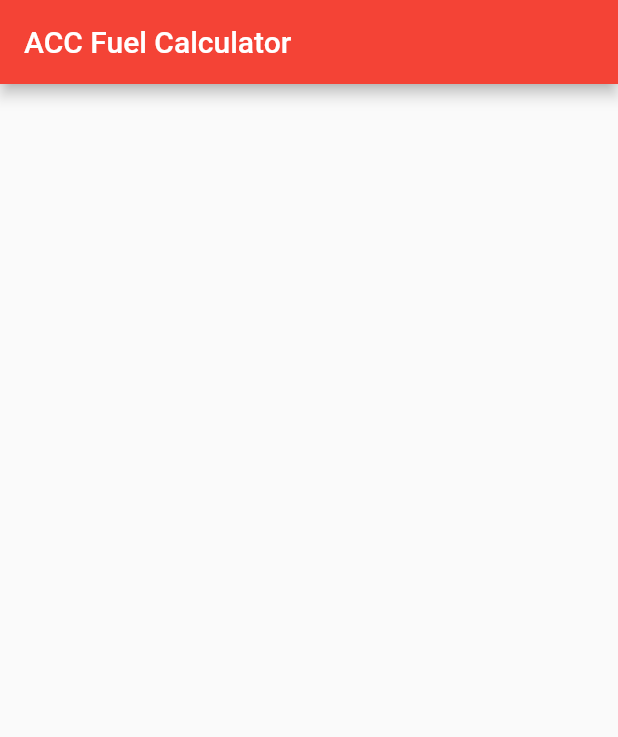
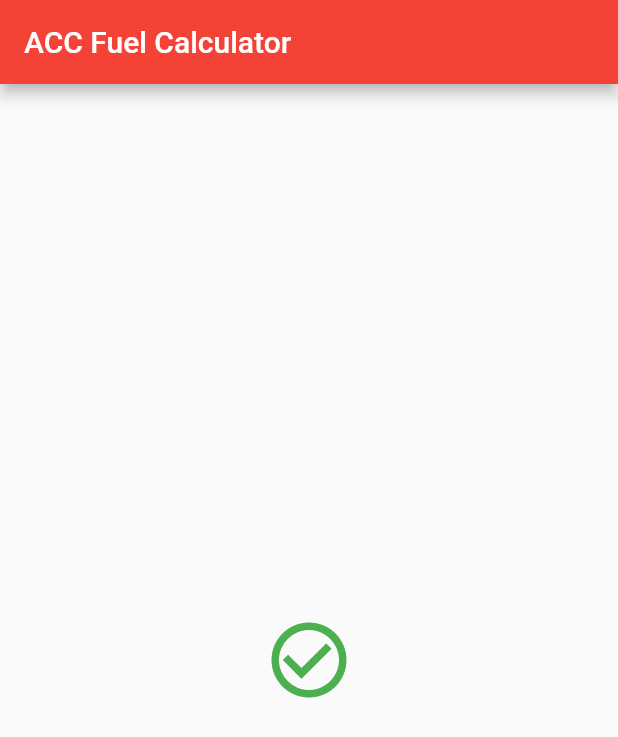
Before and after one commit to IntuitionLabsDevelopment/acc_fuel_app_flutter, a Flutter app: the screen it shows after launch, on a phone screen of 412 x 824 dp. Shown: the top 737 px of the screen. Run offline on Flutter 3.47's test engine with Material 2 defaults, Android fonts, the phone set to English and light mode, and no system bars; our stand-ins replace shared_preferences.

Commit message:
Check for migration FutureBuilder

```diff
--- a/lib/main.dart
+++ b/lib/main.dart
@@ -31,26 +31,59 @@ class MyHomePage extends StatefulWidget {
 
 class _MyHomePageState extends State<MyHomePage> {
   @override
-  void initState() {
-    Future.delayed(Duration.zero, () async {
-      /* CHECK FOR MIGRATION ON APP LOAD */
-      /* TODO: FUTUREBUILDER FOR MIGRATED */
-      bool migrated = await checkForMigration();
-    });
-    super.initState();
-  }
-
-  @override
   Widget build(BuildContext context) {
     return Scaffold(
         appBar: AppBar(
           title: Text(widget.title),
         ),
-        body: Center(
-          child: Column(
-            mainAxisAlignment: MainAxisAlignment.center,
-            children: <Widget>[],
-          ),
-        ));
+        body: FutureBuilder<bool>(
+            future:
+                checkForMigration(), // a previously-obtained Future<String> or null
+            builder: (BuildContext context, AsyncSnapshot<bool> snapshot) {
+              List<Widget> children;
+              if (snapshot.hasData) {
+                /* IF SNAPSHOT.DATA THEN LAUNCH CALC WITH DIALOG
+                  ELSE JUST LAUNCH CALCULATOR SCREEN
+                 */
+                bool result = snapshot.data as bool;
+                children = <Widget>[
+                  Icon(
+                    Icons.check_circle_outline,
+                    color: result ? Colors.green : Colors.red,
+                    size: 60,
+                  )
+                ];
+              } else if (snapshot.hasError) {
+                children = <Widget>[
+                  const Icon(
+                    Icons.error_outline,
+                    color: Colors.red,
+                    size: 60,
+                  ),
+                  Padding(
+                    padding: const EdgeInsets.only(top: 16),
+                    child: Text('Error: ${snapshot.error}'),
+                  )
+                ];
+              } else {
+                /* CHECKING FOR MIGRATION */
+                children = const <Widget>[
+                  SizedBox(
+                    child: CircularProgressIndicator(
+                      color: Colors.red,
+                    ),
+                    width: 60,
+                    height: 60,
+                  )
+                ];
+              }
+              return Center(
+                child: Column(
+                  mainAxisAlignment: MainAxisAlignment.center,
+                  crossAxisAlignment: CrossAxisAlignment.center,
+                  children: children,
+                ),
+              );
+            }));
   }
 }
```
